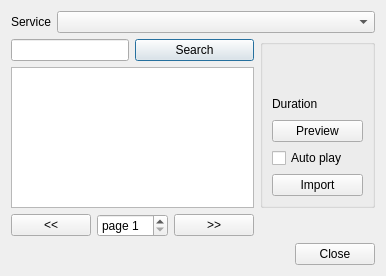
KDE/kdenlive, file src/widgets/freesound_ui.ui: the form before one commit.
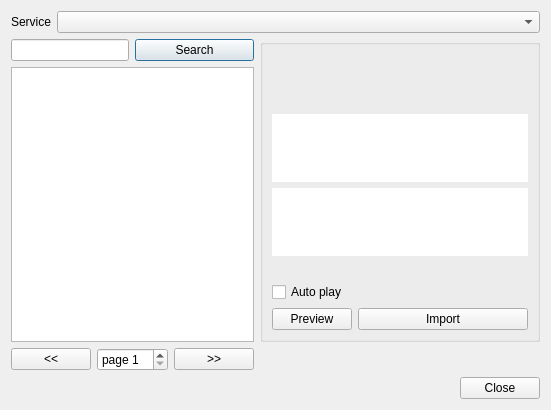
The form after the commit. Custom widgets are drawn as their Qt base class.

Commit message: Online resources: display description and license

The edit to the form file:
```diff
--- a/src/widgets/freesound_ui.ui
+++ b/src/widgets/freesound_ui.ui
@@ -6,8 +6,8 @@
    <rect>
     <x>0</x>
     <y>0</y>
-    <width>360</width>
-    <height>229</height>
+    <width>396</width>
+    <height>315</height>
    </rect>
   </property>
   <property name="windowTitle">
@@ -54,6 +54,12 @@
    </item>
    <item row="1" column="4" rowspan="2">
     <widget class="QGroupBox" name="sound_box">
+     <property name="sizePolicy">
+      <sizepolicy hsizetype="MinimumExpanding" vsizetype="Preferred">
+       <horstretch>0</horstretch>
+       <verstretch>0</verstretch>
+      </sizepolicy>
+     </property>
      <property name="title">
       <string/>
      </property>
@@ -68,14 +74,7 @@
         </property>
        </widget>
       </item>
-      <item row="6" column="0" colspan="4">
-       <widget class="QPushButton" name="button_preview">
-        <property name="text">
-         <string>Preview</string>
-        </property>
-       </widget>
-      </item>
-      <item row="7" column="1">
+      <item row="7" column="2">
        <spacer name="verticalSpacer">
         <property name="orientation">
          <enum>Qt::Vertical</enum>
@@ -88,15 +87,21 @@
         </property>
        </spacer>
       </item>
-      <item row="9" column="0" colspan="4">
+      <item row="12" column="1" colspan="3">
        <widget class="QPushButton" name="button_import">
         <property name="text">
          <string>Import</string>
         </property>
        </widget>
       </item>
-      <item row="4" column="3">
+      <item row="4" column="0" colspan="4">
        <widget class="KUrlLabel" name="sound_author">
+        <property name="minimumSize">
+         <size>
+          <width>26</width>
+          <height>0</height>
+         </size>
+        </property>
         <property name="text">
          <string/>
         </property>
@@ -105,33 +110,6 @@
         </property>
        </widget>
       </item>
-      <item row="4" column="1">
-       <widget class="QLabel" name="sound_duration">
-        <property name="text">
-         <string/>
-        </property>
-       </widget>
-      </item>
-      <item row="4" column="0">
-       <widget class="QLabel" name="duration_label">
-        <property name="text">
-         <string>Duration</string>
-        </property>
-       </widget>
-      </item>
-      <item row="4" column="2">
-       <spacer name="horizontalSpacer">
-        <property name="orientation">
-         <enum>Qt::Horizontal</enum>
-        </property>
-        <property name="sizeHint" stdset="0">
-         <size>
-          <width>40</width>
-          <height>20</height>
-         </size>
-        </property>
-       </spacer>
-      </item>
       <item row="0" column="0" colspan="4">
        <widget class="KUrlLabel" name="sound_name">
         <property name="text">
@@ -142,13 +120,72 @@
         </property>
        </widget>
       </item>
-      <item row="8" column="0" colspan="3">
+      <item row="12" column="0">
+       <widget class="QPushButton" name="button_preview">
+        <property name="text">
+         <string>Preview</string>
+        </property>
+       </widget>
+      </item>
+      <item row="8" column="0" colspan="4">
+       <widget class="QTreeWidget" name="info_widget">
+        <property name="frameShape">
+         <enum>QFrame::NoFrame</enum>
+        </property>
+        <property name="alternatingRowColors">
+         <bool>true</bool>
+        </property>
+        <property name="selectionMode">
+         <enum>QAbstractItemView::NoSelection</enum>
+        </property>
+        <property name="rootIsDecorated">
+         <bool>false</bool>
+        </property>
+        <property name="allColumnsShowFocus">
+         <bool>true</bool>
+        </property>
+        <property name="headerHidden">
+         <bool>true</bool>
+        </property>
+        <property name="columnCount">
+         <number>2</number>
+        </property>
+        <column>
+         <property name="text">
+          <string notr="true">1</string>
+         </property>
+        </column>
+        <column>
+         <property name="text">
+          <string notr="true">2</string>
+         </property>
+        </column>
+       </widget>
+      </item>
+      <item row="10" column="0" colspan="4">
+       <widget class="KUrlLabel" name="item_license">
+        <property name="text">
+         <string/>
+        </property>
+       </widget>
+      </item>
+      <item row="11" column="0">
        <widget class="QCheckBox" name="sound_autoplay">
         <property name="text">
          <string>Auto play</string>
         </property>
        </widget>
       </item>
+      <item row="9" column="0" colspan="4">
+       <widget class="KTextBrowser" name="item_description">
+        <property name="frameShape">
+         <enum>QFrame::NoFrame</enum>
+        </property>
+        <property name="openExternalLinks">
+         <bool>true</bool>
+        </property>
+       </widget>
+      </item>
      </layout>
     </widget>
    </item>
@@ -175,7 +212,7 @@
    <item row="3" column="1" colspan="2">
     <widget class="QSpinBox" name="page_number">
      <property name="sizePolicy">
-      <sizepolicy hsizetype="MinimumExpanding" vsizetype="Fixed">
+      <sizepolicy hsizetype="Expanding" vsizetype="Fixed">
        <horstretch>0</horstretch>
        <verstretch>0</verstretch>
       </sizepolicy>
@@ -225,6 +262,11 @@
   </layout>
  </widget>
  <customwidgets>
+  <customwidget>
+   <class>KTextBrowser</class>
+   <extends>QTextBrowser</extends>
+   <header>ktextbrowser.h</header>
+  </customwidget>
   <customwidget>
    <class>KLineEdit</class>
    <extends>QLineEdit</extends>
```
The commit also changes 3 other files.
